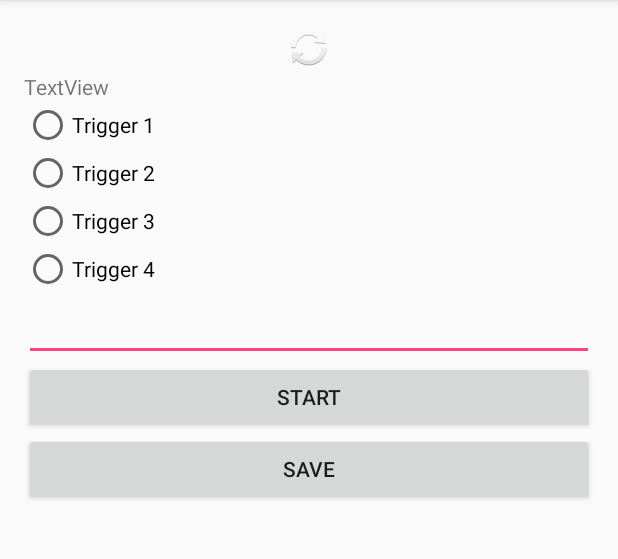
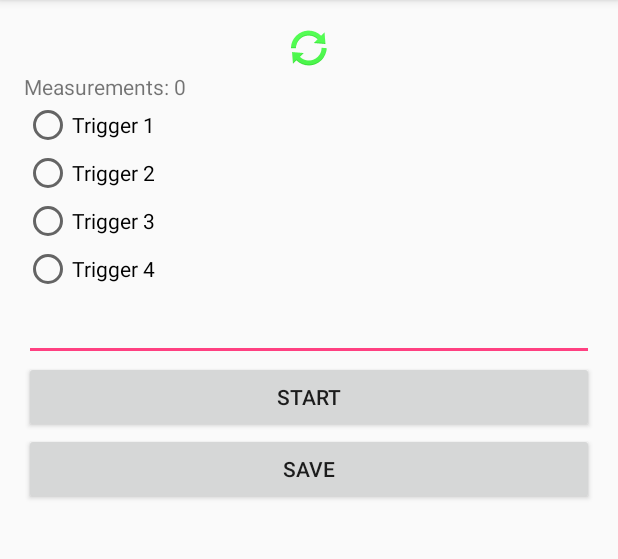
Before and after one commit to Winnak/AU-CS-PP-GNSS, an Android app: the screen it shows after launch (MainActivity), after a tap on "START", on a phone screen of 412 x 824 dp, the part 84-643 px from its top. Run offline under Robolectric (Android 15) with nearby library versions, the phone set to English and light mode, and no system bars.

Commit message:
Setup status indicators

```diff
--- a/app/src/main/java/dk/au/cs/pervasivepositioninggps/MainActivity.java
+++ b/app/src/main/java/dk/au/cs/pervasivepositioninggps/MainActivity.java
@@ -11,6 +11,8 @@ import android.util.Log;
 import android.view.View;
 import android.widget.*;
 
+import java.security.AccessControlException;
+
 public class MainActivity extends AppCompatActivity {
 
     boolean m_Started = false;
@@ -21,6 +23,8 @@ public class MainActivity extends AppCompatActivity {
     RadioGroup m_RadioGroup;
     EditText m_ValueField;
     Button m_StartButton;
+    ImageView m_StatusIcon;
+    TextView m_MesaurementCountLabel;
 
     public void onStartBtnClicked(View view)
     {
@@ -50,6 +54,8 @@ public class MainActivity extends AppCompatActivity {
         m_StartButton.setEnabled(true);
         setEnableRadioButtons(true);
         m_RadioGroup.clearCheck();
+
+        m_MesaurementCountLabel.setText("Measurements: " + m_Monitor.measurements.size());
     }
 
     private void setEnableRadioButtons(boolean enable)
@@ -67,10 +73,17 @@ public class MainActivity extends AppCompatActivity {
         m_LocMan = (LocationManager) getSystemService(Context.LOCATION_SERVICE);
 
         if (ActivityCompat.checkSelfPermission(this, Manifest.permission.ACCESS_FINE_LOCATION) != PackageManager.PERMISSION_GRANTED) {
-            Log.e("Initialize", "Failed to acquire the proper permissions");
-            //return; // we (currently) want the stack trace if this fails.
+            Log.e("Initialize", "Failed to acquire the proper permissions. " + Log.getStackTraceString(new AccessControlException("Failed to aquire proper permissions")));
+            return; // we (currently) want the stack trace if this fails.
         }
-        m_Monitor = new NmeaMonitor(m_LocMan, getApplicationContext());
+
+        m_RadioGroup = (RadioGroup)findViewById(R.id.radioGroup);
+        m_ValueField = (EditText) findViewById(R.id.inputField);
+        m_StartButton = (Button) findViewById(R.id.buttonStart);
+        m_StatusIcon = (ImageView) findViewById(R.id.statusIcon);
+        m_MesaurementCountLabel = (TextView)findViewById(R.id.labelMeasurementCount);
+
+        m_Monitor = new NmeaMonitor(m_LocMan, getApplicationContext(), m_StatusIcon, m_MesaurementCountLabel);
         if(m_LocMan.addNmeaListener(m_Monitor))
         {
             Log.i("Initialize", "Successfully started listener for NMEA");
@@ -79,9 +92,5 @@ public class MainActivity extends AppCompatActivity {
         {
             Log.e("Initialize", "Failed started listener for NMEA");
         }
-
-        m_RadioGroup = (RadioGroup)findViewById(R.id.radioGroup);
-        m_ValueField = (EditText) findViewById(R.id.inputField);
-        m_StartButton = (Button) findViewById(R.id.buttonStart);
     }
 }
--- a/app/src/main/java/dk/au/cs/pervasivepositioninggps/NmeaMonitor.java
+++ b/app/src/main/java/dk/au/cs/pervasivepositioninggps/NmeaMonitor.java
@@ -9,6 +9,8 @@ import android.location.GpsStatus.NmeaListener;
 import android.location.LocationManager;
 import android.support.v4.app.ActivityCompat;
 import android.util.Log;
+import android.widget.ImageView;
+import android.widget.TextView;
 
 import java.util.ArrayList;
 
@@ -17,14 +19,23 @@ import java.util.ArrayList;
  */
 
 public class NmeaMonitor implements NmeaListener {
+    private final int kFoundColor = 0xAA00FF00;
+    private final int kSearchingColor = 0xAAFFFF00;
+
     public ArrayList<GpggaMeasurement> measurements = new ArrayList<GpggaMeasurement>();
 
     private LocationManager m_LocMan;
     private Context m_AppContext;
+    private ImageView m_StatusIcon;
+    TextView m_MesaurementCountLabel;
 
-    public NmeaMonitor(LocationManager locman, Context appContext) {
+    public NmeaMonitor(LocationManager locman, Context appContext, ImageView statusIcon, TextView countLabel) {
         this.m_LocMan = locman;
         this.m_AppContext = appContext;
+        this.m_StatusIcon = statusIcon;
+        this.m_MesaurementCountLabel = countLabel;
+
+        m_StatusIcon.setColorFilter(kFoundColor);
     }
 
     public void getFix() {
@@ -58,6 +69,13 @@ public class NmeaMonitor implements NmeaListener {
         if (fix.isValid()) {
             Log.i("Localization", timestamp + ": " + nmea);
             measurements.add(fix);
+
+            m_StatusIcon.setColorFilter(kFoundColor);
+            m_MesaurementCountLabel.setText("Measurements: " + measurements.size());
+        }
+        else
+        {
+            m_StatusIcon.setColorFilter(kSearchingColor);
         }
     }
 }
--- a/app/src/main/res/layout/activity_main.xml
+++ b/app/src/main/res/layout/activity_main.xml
@@ -25,10 +25,10 @@
             android:layout_column="0" />
 
         <TextView
-            android:text="TextView"
+            android:text="Measurements: 0"
             android:layout_width="match_parent"
             android:layout_height="wrap_content"
-            android:id="@+id/textView2" />
+            android:id="@+id/labelMeasurementCount" />
 
         <RadioGroup
             android:layout_width="match_parent"
```
